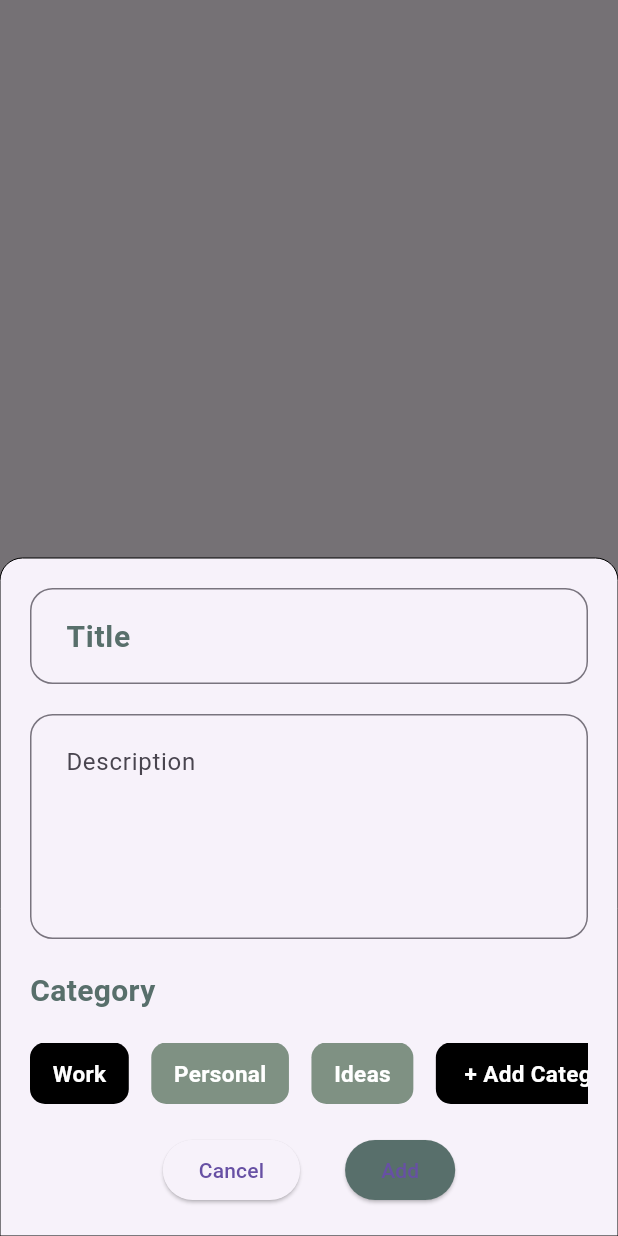
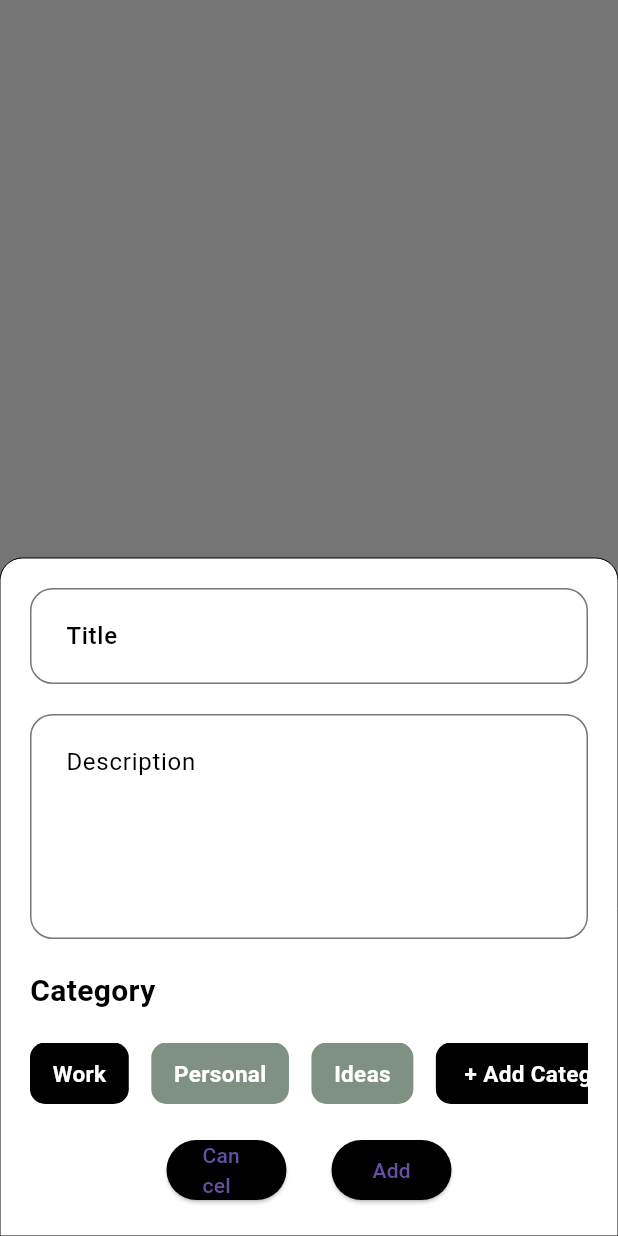
Before and after one commit to muhammed-aslam-pm/Notes-App, a Flutter app: the screen it shows after launch, after a tap on the "add" icon, on a phone screen of 412 x 824 dp. Run offline on Flutter 3.47's test engine with Material 3 defaults, Android fonts, the phone set to English and light mode, and no system bars; our stand-ins replace hive_flutter; accounts and stored records are empty.

Commit message:
ui upgraded , add function upgraded

```diff
--- a/lib/utils/color_constants.dart
+++ b/lib/utils/color_constants.dart
@@ -1,9 +1,9 @@
 import 'package:flutter/material.dart';
 
 class ColorConstants {
-  static Color primaryColor = Color(0xff586f6b);
-  static Color primaryBackgroundColor = Color(0xffddd5d0);
+  static Color primaryColor = Colors.black;
+  static Color primaryBackgroundColor = Colors.white;
   static Color secondaryColor1 = Color(0xffcfc0bd);
   static Color secondaryColor2 = Color(0xffb8b8aa);
-  static Color secondaryColor3 = Color(0xff7f9183);
+  static Color primaryCardColor = Color(0xff7f9183);
 }
--- a/lib/view/home_screen/home_screen.dart
+++ b/lib/view/home_screen/home_screen.dart
@@ -56,6 +56,7 @@ class _HomeScreenState extends State<HomeScreen> {
   @override
   Widget build(BuildContext context) {
     return Scaffold(
+      backgroundColor: ColorConstants.primaryBackgroundColor,
       floatingActionButton: FloatingActionButton(
         shape: OutlineInputBorder(
           borderRadius: BorderRadius.all(Radius.circular(15)),
@@ -156,6 +157,7 @@ class _HomeScreenState extends State<HomeScreen> {
   Future<dynamic> bottomSheet(BuildContext context,
       {var key, int? indexOfEditing, int? currentCategory}) {
     return showModalBottomSheet(
+      backgroundColor: ColorConstants.primaryBackgroundColor,
       shape: const OutlineInputBorder(
         borderSide: BorderSide(width: 0),
         borderRadius: BorderRadius.only(
@@ -184,8 +186,12 @@ class _HomeScreenState extends State<HomeScreen> {
                         labelText: "Title",
                         labelStyle: TextStyle(
                             color: ColorConstants.primaryColor,
-                            fontSize: 20,
-                            fontWeight: FontWeight.w700),
+                            fontWeight: FontWeight.w500),
+                        focusedBorder: OutlineInputBorder(
+                          borderSide: BorderSide(
+                              color: ColorConstants.primaryColor, width: 2),
+                          borderRadius: BorderRadius.circular(15),
+                        ),
                         border: OutlineInputBorder(
                             borderRadius: BorderRadius.circular(15),
                             borderSide: BorderSide(
@@ -214,12 +220,15 @@ class _HomeScreenState extends State<HomeScreen> {
                         textAlign: TextAlign.start,
                         keyboardType: TextInputType.multiline,
                         decoration: InputDecoration(
+                          focusedBorder: OutlineInputBorder(
+                            borderSide: BorderSide(
+                                color: ColorConstants.primaryColor, width: 2),
+                            borderRadius: BorderRadius.circular(15),
+                          ),
                           hintText: "Description",
+                          hintStyle:
+                              TextStyle(color: ColorConstants.primaryColor),
 
-                          labelStyle: TextStyle(
-                              color: ColorConstants.primaryColor,
-                              fontSize: 20,
-                              fontWeight: FontWeight.w700),
                           border: OutlineInputBorder(
                               borderRadius: BorderRadius.circular(15),
                               borderSide: BorderSide(
@@ -291,7 +300,7 @@ class _HomeScreenState extends State<HomeScreen> {
                                             color: categoryIndex == index
                                                 ? Colors.black
                                                 : ColorConstants
-                                                    .secondaryColor3,
+                                                    .primaryCardColor,
                                             borderRadius:
                                                 BorderRadius.circular(10)),
                                         child: Text(
@@ -312,7 +321,12 @@ class _HomeScreenState extends State<HomeScreen> {
                     Row(
                       mainAxisAlignment: MainAxisAlignment.center,
                       children: [
-                        ElevatedButton(
+                        SizedBox(
+                          width: 80,
+                          child: ElevatedButton(
+                              style: ButtonStyle(
+                                  backgroundColor: MaterialStatePropertyAll(
+                                      ColorConstants.primaryColor)),
                               onPressed: () {
                                 titleController.clear();
                                 descriptionController.clear();
@@ -321,10 +335,13 @@ class _HomeScreenState extends State<HomeScreen> {
                                 setState(() {});
                               },
                               child: Text("Cancel")),
+                        ),
                         SizedBox(
                           width: 30,
                         ),
-                        ElevatedButton(
+                        SizedBox(
+                          width: 80,
+                          child: ElevatedButton(
                               style: ButtonStyle(
                                   backgroundColor: MaterialStatePropertyAll(
                                       ColorConstants.primaryColor)),
@@ -356,15 +373,17 @@ class _HomeScreenState extends State<HomeScreen> {
                                           .toString(),
                                       category: categoryIndex,
                                       context: context,
-                                    descriptionController:
-                                        descriptionController,
-                                    titleController: titleController,
-                                    fetchdata: fetchData);
+                                      desController: descriptionController,
+                                      titleController: titleController);
 
+                                  fetchData();
+                                  ScaffoldMessenger.of(context).showSnackBar(
+                                      SnackBar(content: Text("Note added ")));
                                   setState(() {});
                                 }
                               },
                               child: isEditing ? Text("Edit") : Text("Add")),
+                        ),
                       ],
                     )
                   ],
@@ -386,10 +405,14 @@ class _HomeScreenState extends State<HomeScreen> {
             maxLines: 1,
             decoration: InputDecoration(
               labelText: "Category",
+              focusedBorder: OutlineInputBorder(
+                borderSide:
+                    BorderSide(color: ColorConstants.primaryColor, width: 2),
+                borderRadius: BorderRadius.circular(15),
+              ),
               labelStyle: TextStyle(
                 color: ColorConstants.primaryColor,
-                  fontSize: 15,
-                  fontWeight: FontWeight.w600),
+              ),
               border: OutlineInputBorder(
                   borderRadius: BorderRadius.circular(15),
                   borderSide: BorderSide(
@@ -401,14 +424,22 @@ class _HomeScreenState extends State<HomeScreen> {
           ),
           actions: [
             ElevatedButton(
+              style: ButtonStyle(
+                  backgroundColor:
+                      MaterialStatePropertyAll(ColorConstants.primaryColor)),
               onPressed: () {
+                categoryController.clear();
                 Navigator.pop(context);
               },
               child: Text("Cancel"),
             ),
             ElevatedButton(
+                style: ButtonStyle(
+                    backgroundColor:
+                        MaterialStatePropertyAll(ColorConstants.primaryColor)),
                 onPressed: () {
                   catController.addUserCategory(categoryController.text);
+                  categoryController.clear();
                   Navigator.pop(context);
                   categories = catController.getAllCategories();
                   ScaffoldMessenger.of(context).showSnackBar(
--- a/lib/view/home_screen/widgets/note_widget.dart
+++ b/lib/view/home_screen/widgets/note_widget.dart
@@ -1,4 +1,5 @@
 import 'package:flutter/material.dart';
+import 'package:to_do_project_1/utils/color_constants.dart';
 
 class NoteWidgets extends StatelessWidget {
   const NoteWidgets(
@@ -18,12 +19,13 @@ class NoteWidgets extends StatelessWidget {
   @override
   Widget build(BuildContext context) {
     return Padding(
-      padding: const EdgeInsets.only(left: 20),
+      padding: const EdgeInsets.only(right: 20),
       child: Container(
         height: 200,
         width: MediaQuery.sizeOf(context).width - 80,
         decoration: BoxDecoration(
-            color: Colors.amber, borderRadius: BorderRadius.circular(20)),
+            color: ColorConstants.primaryCardColor,
+            borderRadius: BorderRadius.circular(20)),
         padding: EdgeInsets.all(20),
         child: Column(
           mainAxisAlignment: MainAxisAlignment.spaceBetween,
```
Also changed, not shown: lib/controller/home_screen_controller.dart (+15 -26 lines). Lines whose indentation alone changed are shown as unchanged.
